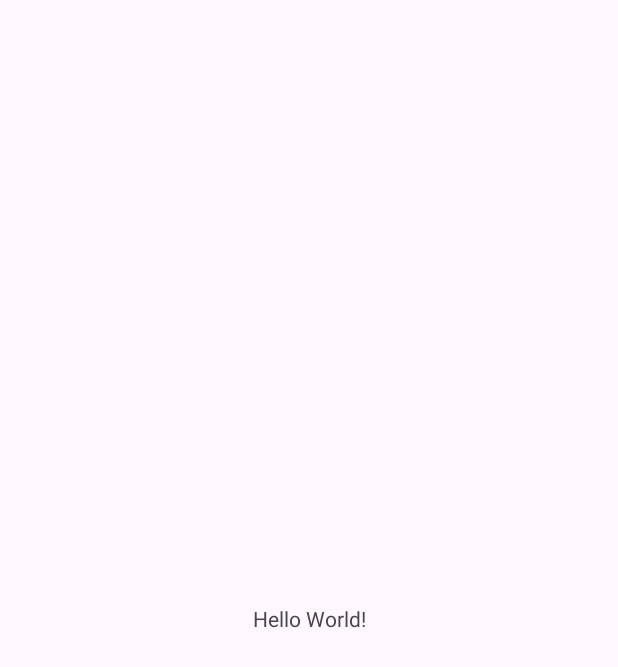
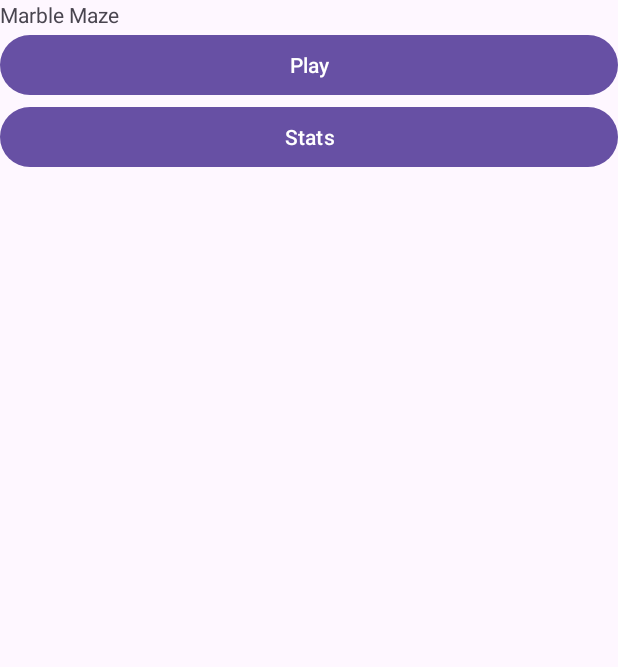
Before and after one commit to cnvr76/marble-maze, an Android app: the screen it shows after launch (MainActivity), on a phone screen of 412 x 824 dp. Before the commit the part shown is almost empty. Shown: the top 667 px of the screen. Run offline under Robolectric (Android 15) with nearby library versions, the phone set to English and light mode, and no system bars.

Commit message:
Basic app navigation

```diff
--- a/app/src/main/AndroidManifest.xml
+++ b/app/src/main/AndroidManifest.xml
@@ -4,6 +4,7 @@
 
     <application
         android:allowBackup="true"
+        android:appCategory="game"
         android:dataExtractionRules="@xml/data_extraction_rules"
         android:fullBackupContent="@xml/backup_rules"
         android:icon="@mipmap/ic_launcher"
@@ -14,6 +15,7 @@
         <activity
             android:name=".MainActivity"
             android:exported="true"
+            android:screenOrientation="portrait"
             android:windowSoftInputMode="adjustResize">
             <intent-filter>
                 <action android:name="android.intent.action.MAIN" />
--- /dev/null
+++ b/app/src/main/java/sk/uniza/feit/marblemaze/ui/MenuFragment.kt
@@ -0,0 +1,24 @@
+package sk.uniza.feit.marblemaze.ui
+
+import android.os.Bundle
+import android.view.View
+import android.widget.Button
+import androidx.fragment.app.Fragment
+import androidx.navigation.fragment.findNavController
+import sk.uniza.feit.marblemaze.R
+
+class MenuFragment : Fragment(R.layout.fragment_menu) {
+    override fun onViewCreated(view: View, savedInstanceState: Bundle?) {
+        super.onViewCreated(view, savedInstanceState)
+
+        val btnPlay = view.findViewById<Button>(R.id.btn_play)
+        btnPlay.setOnClickListener {
+            findNavController().navigate(R.id.action_menuFragment_to_gameFragment)
+        }
+
+        val btnStats = view.findViewById<Button>(R.id.btn_stats)
+        btnStats.setOnClickListener {
+            findNavController().navigate(R.id.action_menuFragment_to_statsFragment)
+        }
+    }
+}
--- a/app/src/main/res/layout/activity_main.xml
+++ b/app/src/main/res/layout/activity_main.xml
@@ -7,13 +7,15 @@
     android:layout_height="match_parent"
     tools:context=".MainActivity">
 
-    <TextView
-        android:layout_width="wrap_content"
-        android:layout_height="wrap_content"
-        android:text="Hello World!"
+    <androidx.fragment.app.FragmentContainerView
+        android:id="@+id/nav_host"
+        android:name="androidx.navigation.fragment.NavHostFragment"
+        app:navGraph="@navigation/nav_graph"
+        app:defaultNavHost="true"
+        android:layout_width="match_parent"
+        android:layout_height="match_parent"
         app:layout_constraintBottom_toBottomOf="parent"
         app:layout_constraintEnd_toEndOf="parent"
         app:layout_constraintStart_toStartOf="parent"
         app:layout_constraintTop_toTopOf="parent" />
-
 </androidx.constraintlayout.widget.ConstraintLayout>
--- /dev/null
+++ b/app/src/main/res/layout/fragment_menu.xml
@@ -0,0 +1,31 @@
+<?xml version="1.0" encoding="utf-8"?>
+<FrameLayout xmlns:android="http://schemas.android.com/apk/res/android"
+    xmlns:tools="http://schemas.android.com/tools"
+    android:layout_width="match_parent"
+    android:layout_height="match_parent"
+    tools:context=".ui.MenuFragment">
+
+    <LinearLayout
+        android:layout_width="match_parent"
+        android:layout_height="match_parent"
+        android:orientation="vertical">
+        <TextView
+            android:id="@+id/text_title"
+            android:layout_width="wrap_content"
+            android:layout_height="wrap_content"
+            android:text="@string/app_name" />
+
+        <Button
+            android:id="@+id/btn_play"
+            android:layout_width="match_parent"
+            android:layout_height="wrap_content"
+            android:text="Play" />
+
+        <Button
+            android:id="@+id/btn_stats"
+            android:layout_width="match_parent"
+            android:layout_height="wrap_content"
+            android:text="Stats" />
+    </LinearLayout>
+
+</FrameLayout>
--- /dev/null
+++ b/app/src/main/res/navigation/nav_graph.xml
@@ -0,0 +1,55 @@
+<?xml version="1.0" encoding="utf-8"?>
+<navigation xmlns:android="http://schemas.android.com/apk/res/android"
+    xmlns:app="http://schemas.android.com/apk/res-auto"
+    xmlns:tools="http://schemas.android.com/tools"
+    android:id="@+id/nav_graph"
+    app:startDestination="@id/menuFragment">
+
+    <fragment
+        android:id="@+id/menuFragment"
+        android:name="sk.uniza.feit.marblemaze.ui.MenuFragment"
+        android:label="fragment_menu"
+        tools:layout="@layout/fragment_menu" >
+        <action
+            android:id="@+id/action_menuFragment_to_gameFragment"
+            app:destination="@id/gameFragment" />
+        <action
+            android:id="@+id/action_menuFragment_to_statsFragment"
+            app:destination="@id/statsFragment" />
+    </fragment>
+    <fragment
+        android:id="@+id/gameFragment"
+        android:name="sk.uniza.feit.marblemaze.ui.GameFragment"
+        android:label="fragment_game"
+        tools:layout="@layout/fragment_game" >
+        <action
+            android:id="@+id/action_gameFragment_to_gameOverFragment"
+            app:destination="@id/gameOverFragment"
+            app:popUpTo="@id/gameFragment"
+            app:popUpToInclusive="true" />
+    </fragment>
+    <fragment
+        android:id="@+id/gameOverFragment"
+        android:name="sk.uniza.feit.marblemaze.ui.GameOverFragment"
+        android:label="fragment_game_over"
+        tools:layout="@layout/fragment_game_over" >
+        <action
+            android:id="@+id/action_gameOverFragment_to_gameFragment"
+            app:destination="@id/gameFragment"
+            app:popUpTo="@id/gameOverFragment"
+            app:popUpToInclusive="true" />
+        <action
+            android:id="@+id/action_gameOverFragment_to_statsFragment"
+            app:destination="@id/statsFragment" />
+        <action
+            android:id="@+id/action_gameOverFragment_to_menuFragment"
+            app:destination="@id/menuFragment"
+            app:popUpTo="@id/menuFragment"
+            app:popUpToInclusive="true" />
+    </fragment>
+    <fragment
+        android:id="@+id/statsFragment"
+        android:name="sk.uniza.feit.marblemaze.ui.StatsFragment"
+        android:label="fragment_stats"
+        tools:layout="@layout/fragment_stats" />
+</navigation>
--- a/build.gradle.kts
+++ b/build.gradle.kts
@@ -1,4 +1,5 @@
 // Top-level build file where you can add configuration options common to all sub-projects/modules.
 plugins {
     alias(libs.plugins.android.application) apply false
+    alias(libs.plugins.ksp) apply false
 }
```
Also changed, not shown: app/build.gradle.kts (+8 -0 lines), app/src/main/java/sk/uniza/feit/marblemaze/ui/GameFragment.kt (added, +20 -0 lines), app/src/main/java/sk/uniza/feit/marblemaze/ui/GameOverFragment.kt (added, +30 -0 lines), app/src/main/java/sk/uniza/feit/marblemaze/ui/StatsFragment.kt (added, +19 -0 lines), app/src/main/res/layout/fragment_game.xml (added, +13 -0 lines), app/src/main/res/layout/fragment_game_over.xml (added, +49 -0 lines), app/src/main/res/layout/fragment_stats.xml (added, +37 -0 lines), gradle/libs.versions.toml (+14 -0 lines).
